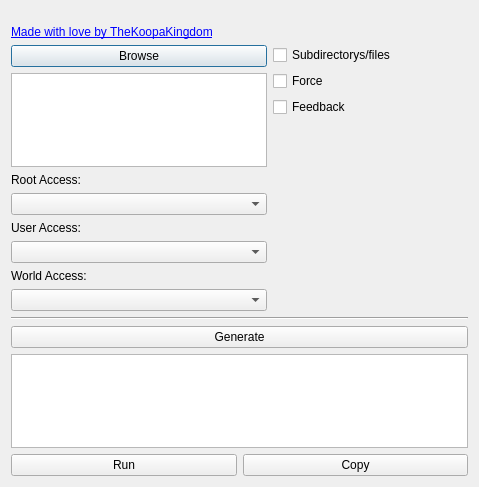
Before: the Qt Designer form dialog.ui in CodingKoopa/chmod-generator, drawn with Qt 5.
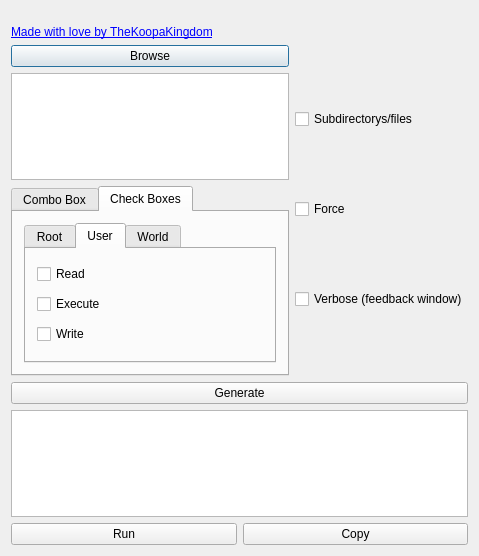
After: the same form once the commit is applied. The open tabs and pages were chosen to show the change.

What changed in the file:
```diff
--- a/dialog.ui
+++ b/dialog.ui
@@ -7,7 +7,7 @@
     <x>0</x>
     <y>0</y>
     <width>479</width>
-    <height>487</height>
+    <height>556</height>
    </rect>
   </property>
   <property name="windowTitle">
@@ -25,9 +25,9 @@
     </widget>
    </item>
    <item>
-    <layout class="QFormLayout" name="generationArea">
+    <layout class="QGridLayout" name="inputLay">
      <item row="0" column="0">
-      <layout class="QVBoxLayout" name="mainCustomize">
+      <layout class="QVBoxLayout" name="browseLay">
        <item>
         <widget class="QPushButton" name="browse">
          <property name="toolTip">
@@ -51,6 +51,52 @@
          </property>
         </widget>
        </item>
+      </layout>
+     </item>
+     <item row="0" column="1" rowspan="2">
+      <layout class="QVBoxLayout" name="optionsLay">
+       <item>
+        <widget class="QCheckBox" name="sub">
+         <property name="toolTip">
+          <string>&lt;html&gt;&lt;head/&gt;&lt;body&gt;&lt;p&gt;Control + S&lt;/p&gt;&lt;/body&gt;&lt;/html&gt;</string>
+         </property>
+         <property name="text">
+          <string>Subdirectorys/files</string>
+         </property>
+        </widget>
+       </item>
+       <item>
+        <widget class="QCheckBox" name="force">
+         <property name="toolTip">
+          <string>&lt;html&gt;&lt;head/&gt;&lt;body&gt;&lt;p&gt;Control + F&lt;/p&gt;&lt;/body&gt;&lt;/html&gt;</string>
+         </property>
+         <property name="text">
+          <string>Force</string>
+         </property>
+        </widget>
+       </item>
+       <item>
+        <widget class="QCheckBox" name="verbose">
+         <property name="toolTip">
+          <string>&lt;html&gt;&lt;head/&gt;&lt;body&gt;&lt;p&gt;Control + V&lt;/p&gt;&lt;/body&gt;&lt;/html&gt;</string>
+         </property>
+         <property name="text">
+          <string>Verbose (feedback window)</string>
+         </property>
+        </widget>
+       </item>
+      </layout>
+     </item>
+     <item row="1" column="0">
+      <widget class="QTabWidget" name="permissionsTab">
+       <property name="currentIndex">
+        <number>1</number>
+       </property>
+       <widget class="QWidget" name="comBoxTab">
+        <attribute name="title">
+         <string>Combo Box</string>
+        </attribute>
+        <layout class="QVBoxLayout" name="verticalLayout">
        <item>
         <widget class="QLabel" name="rootText">
          <property name="text">
@@ -82,52 +128,117 @@
         <widget class="QComboBox" name="worldBox"/>
        </item>
       </layout>
-     </item>
-     <item row="0" column="1">
-      <layout class="QVBoxLayout" name="options">
+        <zorder>rootBox</zorder>
+        <zorder>userText</zorder>
+        <zorder>userBox</zorder>
+        <zorder>worldBox</zorder>
+        <zorder>worldText</zorder>
+        <zorder>rootText</zorder>
+       </widget>
+       <widget class="QWidget" name="cheBoxTab">
+        <attribute name="title">
+         <string>Check Boxes</string>
+        </attribute>
+        <layout class="QVBoxLayout" name="verticalLayout_3">
        <item>
-        <widget class="QCheckBox" name="sub">
-         <property name="toolTip">
-          <string>&lt;html&gt;&lt;head/&gt;&lt;body&gt;&lt;p&gt;Control + S&lt;/p&gt;&lt;/body&gt;&lt;/html&gt;</string>
-         </property>
+          <widget class="QTabWidget" name="cheBoxTabs">
+           <property name="currentIndex">
+            <number>2</number>
+           </property>
+           <widget class="QWidget" name="rootTab">
+            <attribute name="title">
+             <string>Root</string>
+            </attribute>
+            <layout class="QVBoxLayout" name="verticalLayout_4">
+             <item>
+              <widget class="QCheckBox" name="rReadBox">
          <property name="text">
-          <string>Subdirectorys/files</string>
+                <string>Read</string>
          </property>
         </widget>
        </item>
        <item>
-        <widget class="QCheckBox" name="force">
-         <property name="toolTip">
-          <string>&lt;html&gt;&lt;head/&gt;&lt;body&gt;&lt;p&gt;Control + F&lt;/p&gt;&lt;/body&gt;&lt;/html&gt;</string>
-         </property>
+              <widget class="QCheckBox" name="rWriteBox">
+               <property name="text">
+                <string>Write</string>
+               </property>
+              </widget>
+             </item>
+             <item>
+              <widget class="QCheckBox" name="rExeBox">
          <property name="text">
-          <string>Force</string>
+                <string>Execute</string>
          </property>
         </widget>
        </item>
+            </layout>
+           </widget>
+           <widget class="QWidget" name="userTab">
+            <attribute name="title">
+             <string>User</string>
+            </attribute>
+            <layout class="QVBoxLayout" name="verticalLayout_5">
        <item>
-        <widget class="QCheckBox" name="verbose">
-         <property name="toolTip">
-          <string>&lt;html&gt;&lt;head/&gt;&lt;body&gt;&lt;p&gt;Control + V&lt;/p&gt;&lt;/body&gt;&lt;/html&gt;</string>
-         </property>
+              <widget class="QCheckBox" name="uReadBox">
+               <property name="text">
+                <string>Read</string>
+               </property>
+              </widget>
+             </item>
+             <item>
+              <widget class="QCheckBox" name="uExeBox">
          <property name="text">
-          <string>Feedback</string>
+                <string>Execute</string>
          </property>
         </widget>
        </item>
-      </layout>
-     </item>
-    </layout>
+             <item>
+              <widget class="QCheckBox" name="uWriteBox">
+               <property name="text">
+                <string>Write</string>
+               </property>
+              </widget>
+             </item>
+            </layout>
+           </widget>
+           <widget class="QWidget" name="worldTab">
+            <attribute name="title">
+             <string>World</string>
+            </attribute>
+            <layout class="QVBoxLayout" name="verticalLayout_6">
+             <item>
+              <widget class="QCheckBox" name="wReadBox">
+               <property name="text">
+                <string>Read</string>
+               </property>
+              </widget>
    </item>
    <item>
-    <widget class="Line" name="line">
-     <property name="orientation">
-      <enum>Qt::Horizontal</enum>
+              <widget class="QCheckBox" name="wExeBox">
+               <property name="text">
+                <string>Execute</string>
      </property>
     </widget>
    </item>
    <item>
-    <layout class="QVBoxLayout" name="outputArea">
+              <widget class="QCheckBox" name="wWriteBox">
+               <property name="text">
+                <string>Write</string>
+               </property>
+              </widget>
+             </item>
+            </layout>
+           </widget>
+          </widget>
+         </item>
+        </layout>
+       </widget>
+      </widget>
+     </item>
+    </layout>
+   </item>
+   <item>
+    <layout class="QVBoxLayout" name="outputLay">
      <item>
       <widget class="QPushButton" name="gen">
        <property name="toolTip">
```
Left out of the diff: 1 changed line with no effect on the pictures. Lines whose indentation alone changed are shown as unchanged.
